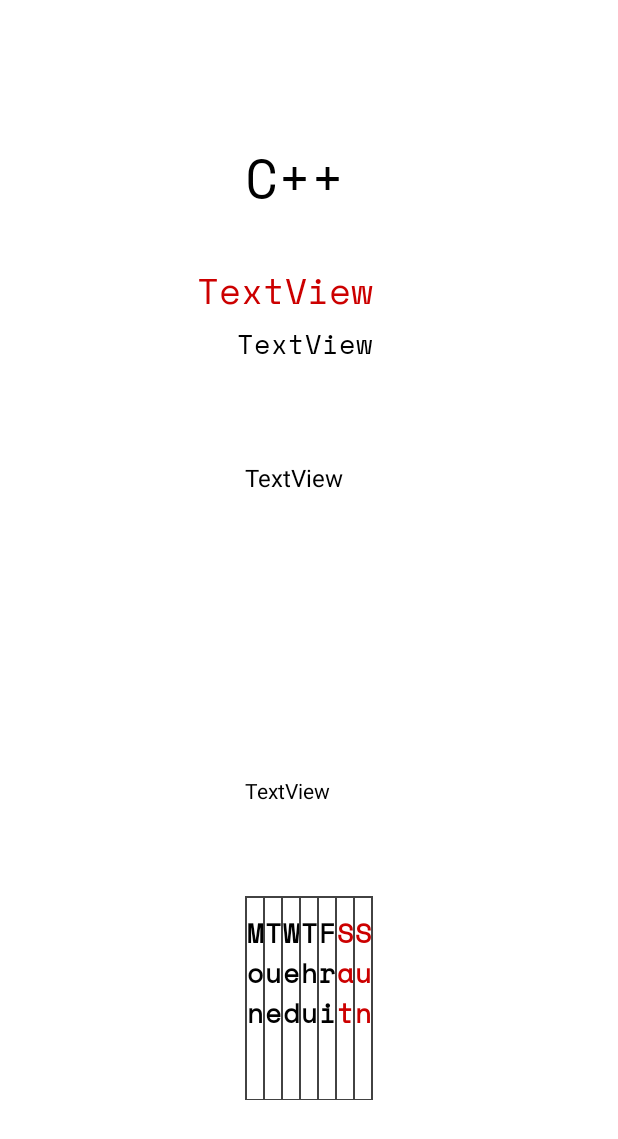
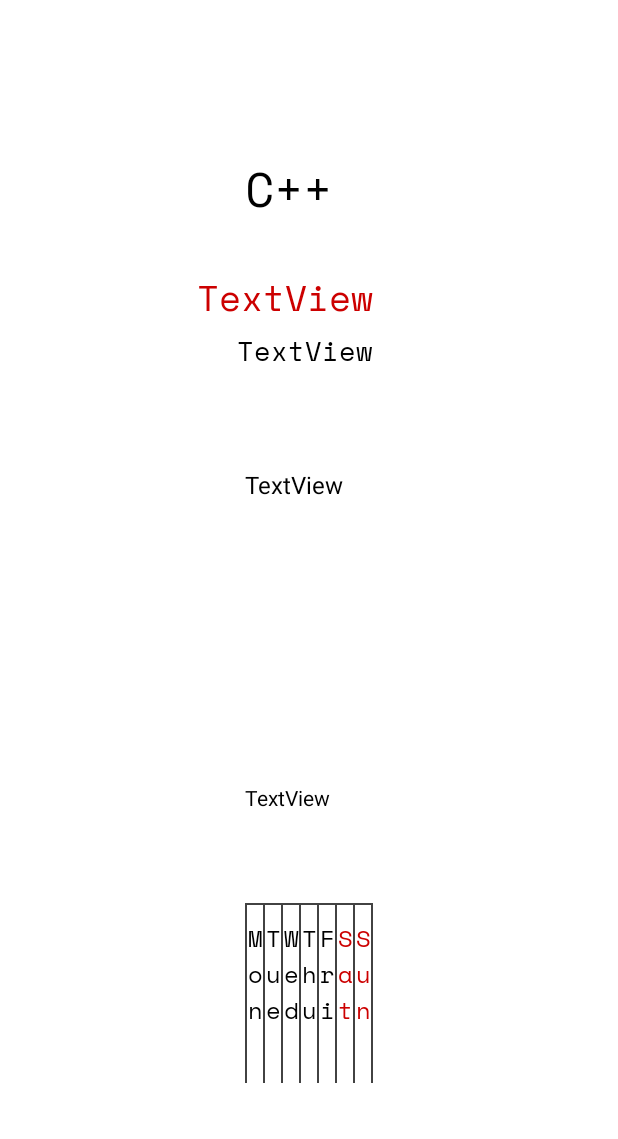
Before and after one commit to lzcapp/OHHC-Android, an Android app: the layout activity_day.xml on its own in the app's theme, with its tools: preview values and no code run, on a phone screen of 412 x 824 dp. Shown: the top 1139 px of the screen. Run offline under Robolectric (Android 15) with nearby library versions, the phone set to English and light mode, and no system bars; network calls fail; Roboto replaces fonts that are not available here.

Commit message:
Update to 3.6 (11)
v 3.5 - 3.6
修复周历中表格错位的问题，并修改界面字体大小。

```diff
--- a/app/build.gradle
+++ b/app/build.gradle
@@ -16,8 +16,8 @@ android {
         applicationId 'top.rainysummer.openhappyhackingcalendar'
         minSdkVersion 23
         targetSdkVersion 30
-        versionCode 10
-        versionName "3.4"
+        versionCode 11
+        versionName "3.6"
         // multiDexEnabled true
         testInstrumentationRunner "androidx.test.runner.AndroidJUnitRunner"
         signingConfig signingConfigs.sign
--- a/app/src/main/res/layout/activity_day.xml
+++ b/app/src/main/res/layout/activity_day.xml
@@ -29,7 +29,7 @@
             android:gravity="left|center_vertical"
             android:text="C++"
             android:textColor="@color/black"
-            android:textSize="36sp" />
+            android:textSize="32sp" />
 
         <TextView
             android:id="@+id/date"
@@ -123,8 +123,8 @@
                     android:paddingBottom="10dp"
                     android:text="Mon"
                     android:textColor="@color/black"
-                    android:textSize="18sp"
-                    android:textStyle="bold" />
+                    android:textSize="16sp"
+                    android:textStyle="normal" />
 
                 <TextView
                     android:id="@+id/dayTueText"
@@ -141,8 +141,8 @@
                     android:paddingBottom="10dp"
                     android:text="Tue"
                     android:textColor="@color/black"
-                    android:textSize="18sp"
-                    android:textStyle="bold" />
+                    android:textSize="16sp"
+                    android:textStyle="normal" />
 
                 <TextView
                     android:id="@+id/dayWedText"
@@ -159,8 +159,8 @@
                     android:paddingBottom="10dp"
                     android:text="Wed"
                     android:textColor="@color/black"
-                    android:textSize="18sp"
-                    android:textStyle="bold" />
+                    android:textSize="16sp"
+                    android:textStyle="normal" />
 
                 <TextView
                     android:id="@+id/dayThuText"
@@ -177,8 +177,8 @@
                     android:paddingBottom="10dp"
                     android:text="Thu"
                     android:textColor="@color/black"
-                    android:textSize="18sp"
-                    android:textStyle="bold" />
+                    android:textSize="16sp"
+                    android:textStyle="normal" />
 
                 <TextView
                     android:id="@+id/dayFriText"
@@ -195,8 +195,8 @@
                     android:paddingBottom="10dp"
                     android:text="Fri"
                     android:textColor="@color/black"
-                    android:textSize="18sp"
-                    android:textStyle="bold" />
+                    android:textSize="16sp"
+                    android:textStyle="normal" />
 
                 <TextView
                     android:id="@+id/daySatText"
@@ -213,8 +213,8 @@
                     android:paddingBottom="10dp"
                     android:text="Sat"
                     android:textColor="@android:color/holo_red_dark"
-                    android:textSize="18sp"
-                    android:textStyle="bold" />
+                    android:textSize="16sp"
+                    android:textStyle="normal" />
 
                 <TextView
                     android:id="@+id/daySunText"
@@ -231,8 +231,8 @@
                     android:paddingBottom="10dp"
                     android:text="Sun"
                     android:textColor="@android:color/holo_red_dark"
-                    android:textSize="18sp"
-                    android:textStyle="bold" />
+                    android:textSize="16sp"
+                    android:textStyle="normal" />
             </TableRow>
 
             <TableRow
@@ -255,7 +255,7 @@
                     android:paddingTop="5dp"
                     android:paddingBottom="5dp"
                     android:textColor="@color/black"
-                    android:textSize="16sp" />
+                    android:textSize="12sp" />
 
                 <TextView
                     android:id="@+id/weekdayText1"
@@ -273,7 +273,7 @@
                     android:paddingRight="6dp"
                     android:paddingBottom="5dp"
                     android:textColor="@color/black"
-                    android:textSize="16sp" />
+                    android:textSize="12sp" />
 
                 <TextView
                     android:id="@+id/weekdayText2"
@@ -291,7 +291,7 @@
                     android:paddingRight="6dp"
                     android:paddingBottom="5dp"
                     android:textColor="@color/black"
-                    android:textSize="16sp" />
+                    android:textSize="12sp" />
 
                 <TextView
                     android:id="@+id/weekdayText3"
@@ -309,7 +309,7 @@
                     android:paddingRight="6dp"
                     android:paddingBottom="5dp"
                     android:textColor="@color/black"
-                    android:textSize="16sp" />
+                    android:textSize="12sp" />
 
                 <TextView
                     android:id="@+id/weekdayText4"
@@ -327,7 +327,7 @@
                     android:paddingRight="6dp"
                     android:paddingBottom="5dp"
                     android:textColor="@color/black"
-                    android:textSize="16sp" />
+                    android:textSize="12sp" />
 
                 <TextView
                     android:id="@+id/weekdayText5"
@@ -343,7 +343,7 @@
                     android:paddingTop="5dp"
                     android:paddingBottom="5dp"
                     android:textColor="@android:color/holo_red_dark"
-                    android:textSize="16sp" />
+                    android:textSize="12sp" />
 
                 <TextView
                     android:id="@+id/weekdayText6"
@@ -359,7 +359,7 @@
                     android:paddingTop="5dp"
                     android:paddingBottom="5dp"
                     android:textColor="@android:color/holo_red_dark"
-                    android:textSize="16sp" />
+                    android:textSize="12sp" />
             </TableRow>
 
             <TableRow
@@ -387,7 +387,7 @@
                     android:paddingBottom="5dp"
                     android:singleLine="false"
                     android:textColor="@color/black"
-                    android:textSize="14sp" />
+                    android:textSize="12sp" />
 
                 <TextView
                     android:id="@+id/weekdayTextLunar1"
@@ -407,7 +407,7 @@
                     android:paddingBottom="5dp"
                     android:singleLine="false"
                     android:textColor="@color/black"
-                    android:textSize="14sp" />
+                    android:textSize="12sp" />
 
                 <TextView
                     android:id="@+id/weekdayTextLunar2"
@@ -427,7 +427,7 @@
                     android:paddingBottom="5dp"
                     android:singleLine="false"
                     android:textColor="@color/black"
-                    android:textSize="14sp" />
+                    android:textSize="12sp" />
 
                 <TextView
                     android:id="@+id/weekdayTextLunar3"
@@ -447,7 +447,7 @@
                     android:paddingBottom="5dp"
                     android:singleLine="false"
                     android:textColor="@color/black"
-                    android:textSize="14sp" />
+                    android:textSize="12sp" />
 
                 <TextView
                     android:id="@+id/weekdayTextLunar4"
@@ -467,7 +467,7 @@
                     android:paddingBottom="5dp"
                     android:singleLine="false"
                     android:textColor="@color/black"
-                    android:textSize="14sp" />
+                    android:textSize="12sp" />
 
                 <TextView
                     android:id="@+id/weekdayTextLunar5"
@@ -487,7 +487,7 @@
                     android:paddingBottom="5dp"
                     android:singleLine="false"
                     android:textColor="@android:color/holo_red_dark"
-                    android:textSize="14sp" />
+                    android:textSize="12sp" />
 
                 <TextView
                     android:id="@+id/weekdayTextLunar6"
@@ -507,7 +507,7 @@
                     android:paddingBottom="5dp"
                     android:singleLine="false"
                     android:textColor="@android:color/holo_red_dark"
-                    android:textSize="14sp" />
+                    android:textSize="12sp" />
             </TableRow>
         </TableLayout>
 
--- a/app/src/main/res/layout/activity_month.xml
+++ b/app/src/main/res/layout/activity_month.xml
@@ -29,7 +29,7 @@
             android:fontFamily="@font/space_mono"
             android:gravity="center|center_horizontal|center_vertical"
             android:textColor="@color/black"
-            android:textSize="36sp"
+            android:textSize="34sp"
             android:textStyle="normal" />
 
         <TableLayout
```
